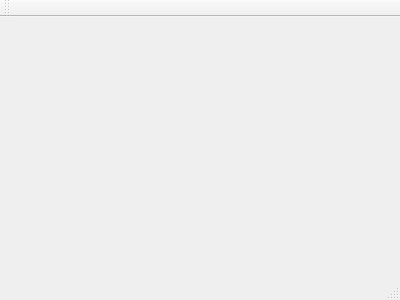
Old version of the form GaeaPlayer/UI/HomeWindow.ui in the repository rocking5566/Gaea.
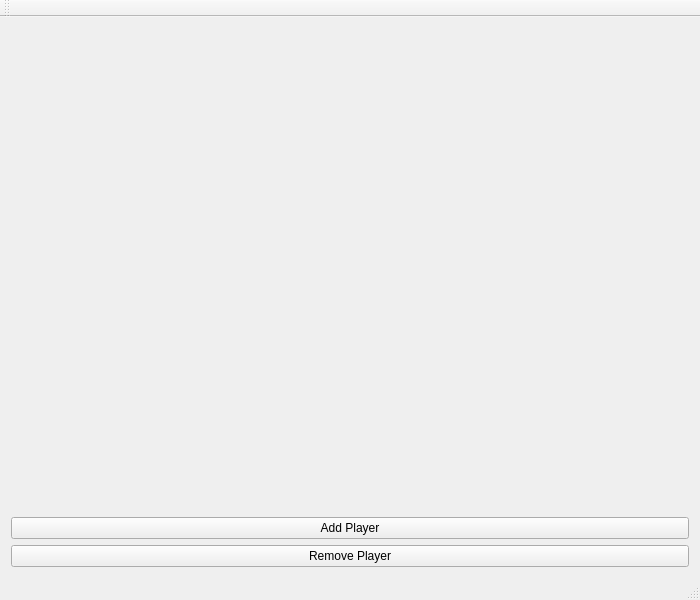
New version of the form.

Commit message: [What] Add simple UI for playing multiple streams

The edit to the form file:
```diff
--- a/GaeaPlayer/UI/HomeWindow.ui
+++ b/GaeaPlayer/UI/HomeWindow.ui
@@ -6,14 +6,40 @@
    <rect>
     <x>0</x>
     <y>0</y>
-    <width>400</width>
-    <height>300</height>
+    <width>700</width>
+    <height>600</height>
    </rect>
   </property>
   <property name="windowTitle">
    <string>Gaea Player</string>
   </property>
-  <widget class="QWidget" name="centralWidget"/>
+  <widget class="QWidget" name="centralWidget">
+   <layout class="QVBoxLayout" name="verticalLayout">
+    <item>
+     <widget class="QWidget" name="widget" native="true">
+      <layout class="QHBoxLayout" name="horizontalLayout">
+       <item>
+        <layout class="QGridLayout" name="gridLayout"/>
+       </item>
+      </layout>
+     </widget>
+    </item>
+    <item>
+     <widget class="QPushButton" name="btnAddPlayer">
+      <property name="text">
+       <string>Add Player</string>
+      </property>
+     </widget>
+    </item>
+    <item>
+     <widget class="QPushButton" name="btnRemovePlayer">
+      <property name="text">
+       <string>Remove Player</string>
+      </property>
+     </widget>
+    </item>
+   </layout>
+  </widget>
   <widget class="QMenuBar" name="menuBar">
    <property name="geometry">
     <rect>
```
Left out of the diff: 2 changed lines with no effect on the pictures. The commit also changes 5 other files.
